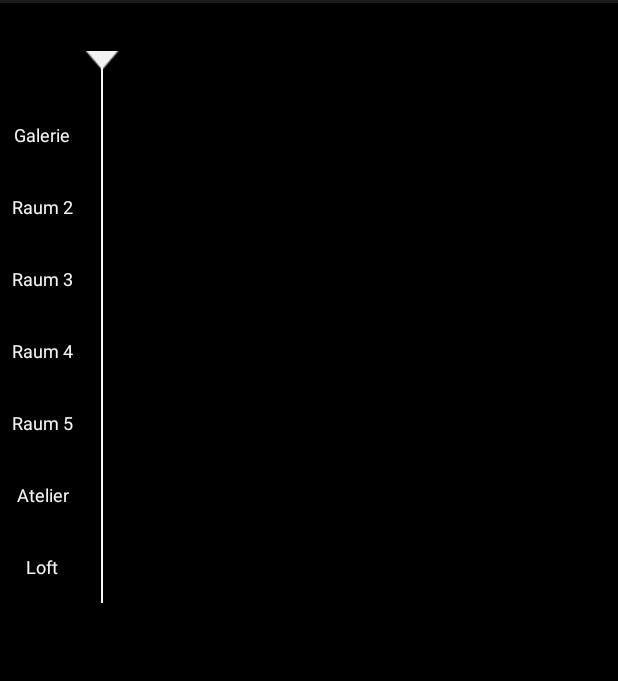
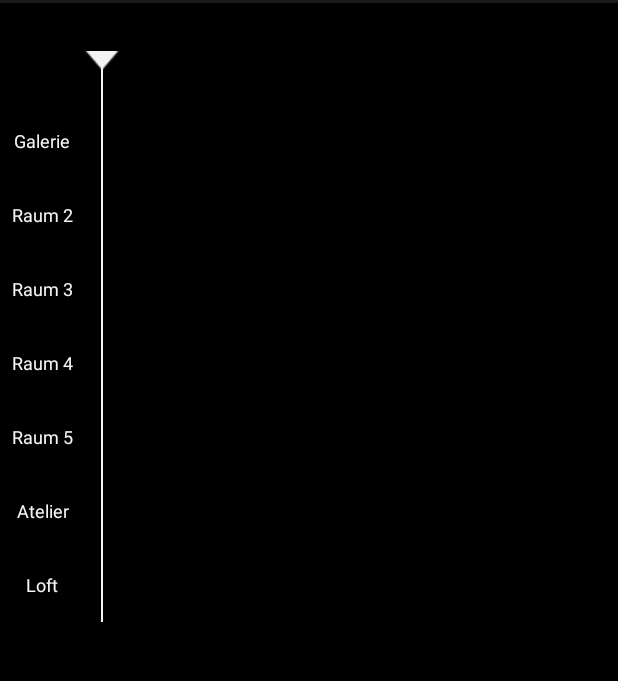
Before and after one commit to futurice/festapp-android, an Android app: the fragment ScheduleFragment shown on its own in the app's theme, on a phone screen of 412 x 824 dp, the part 69-750 px from its top. Run offline under Robolectric (Android 15) with nearby library versions, the phone set to English and light mode, and no system bars; libraries missing offline, so code that uses them is left out: rx.android.schedulers, rx.functions, rx.subscriptions; Roboto replaces fonts that are not available here; 2 statements that could not run were skipped.

Commit message:
Improved style of ScheduleFragment

```diff
--- a/app/src/main/res/layout/fragment_schedule.xml
+++ b/app/src/main/res/layout/fragment_schedule.xml
@@ -15,7 +15,7 @@
 
     <RelativeLayout
         android:layout_width="match_parent"
-        android:layout_height="368dp"
+        android:layout_height="380.5dp"
         android:layout_marginTop="@dimen/spacing_large"
         android:orientation="horizontal"
         >
--- a/app/src/main/res/layout/timeline_now_marker.xml
+++ b/app/src/main/res/layout/timeline_now_marker.xml
@@ -2,7 +2,7 @@
 <RelativeLayout
     xmlns:android="http://schemas.android.com/apk/res/android"
     android:id="@+id/timelineNowLine"
-    android:layout_height="368dp"
+    android:layout_height="match_parent"
     android:layout_width="wrap_content"
     >
 
--- a/app/src/main/res/values/styles.xml
+++ b/app/src/main/res/values/styles.xml
@@ -68,7 +68,7 @@
 
     <style name="AgendaLocation">
         <item name="android:layout_width">match_parent</item>
-        <item name="android:layout_height">@dimen/touchable_ui_height</item>
+        <item name="android:layout_height">49.5dp</item>
         <item name="android:background">@color/black</item>
         <item name="android:gravity">center</item>
         <item name="ttf_font">SegoeUILight</item>
```
Also changed, not shown: app/src/main/java/de/serviceexperiencecamp/android/fragments/ScheduleFragment.java (+10 -2 lines), app/src/main/res/layout/view_dotted_line.xml (added, +9 -0 lines).
